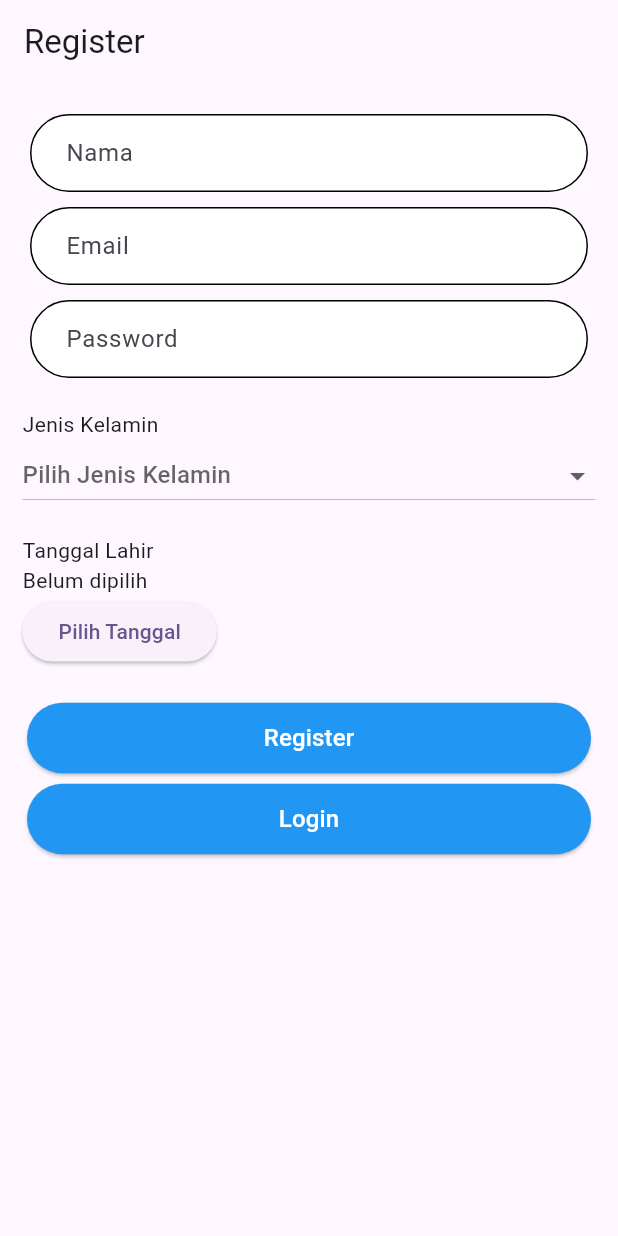
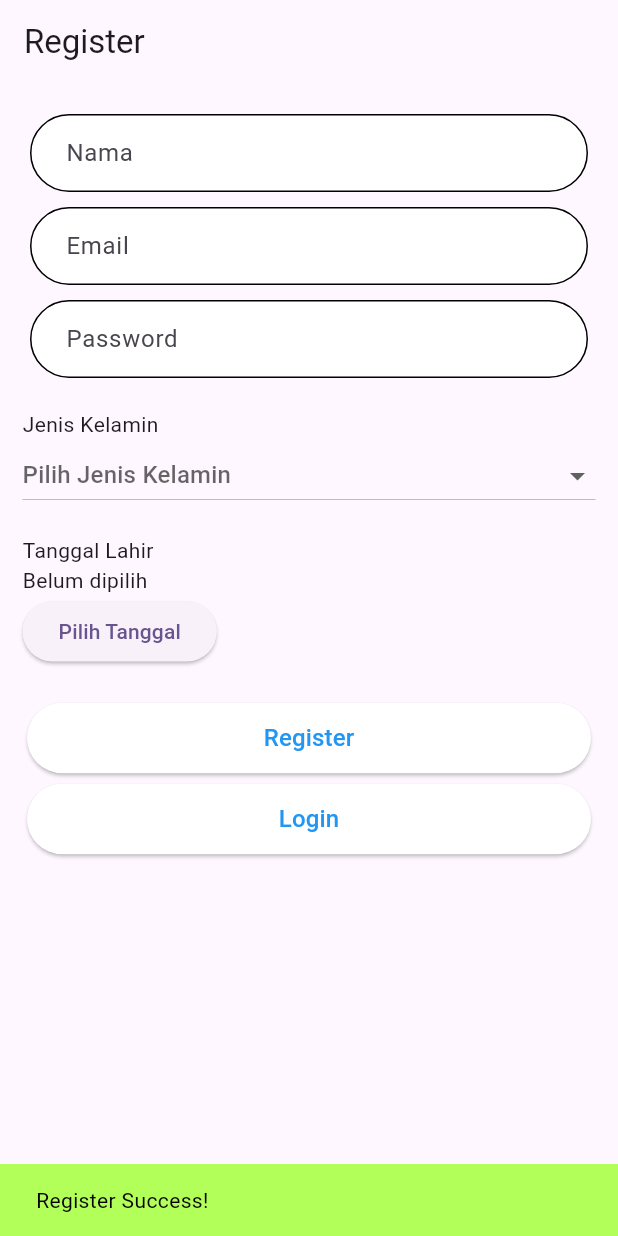
Before and after one commit to ddimadiii/MaPomodoro, a Flutter app: the screen it shows after launch, after a tap on "Register", on a phone screen of 412 x 824 dp. Run offline on Flutter 3.47's test engine with Material 3 defaults, Android fonts, the phone set to English and light mode, and no system bars.

Commit message:
fix/button route login and register

```diff
--- a/lib/button.dart
+++ b/lib/button.dart
@@ -10,7 +10,7 @@ class MyButton extends StatelessWidget {
     Key? key,
     required this.label,
     required this.onPressed,
-    this.color = Colors.blue,
+    this.color = Colors.white,
   }) : super(key: key);
 
   @override
@@ -24,7 +24,7 @@ class MyButton extends StatelessWidget {
           backgroundColor: color,
           padding: EdgeInsets.symmetric(horizontal: 24, vertical: 12),
         ),
-        child: Text(label, style: TextStyle(fontSize: 16, color: Colors.white)),
+        child: Text(label, style: TextStyle(fontSize: 16, color: Colors.blue)),
       ),
     );
   }
--- a/lib/register_page.dart
+++ b/lib/register_page.dart
@@ -1,4 +1,5 @@
 import 'package:flutter/material.dart';
+import 'package:pomodoro/login_page.dart';
 import 'button.dart';
 import 'wd_textfield.dart';
 
@@ -69,14 +70,37 @@ class _RegisterPageState extends State<RegisterPage> {
 
             SizedBox(height: 20),
             MyButton(label: 'Register', onPressed: _onRegister),
-            MyButton(label: 'Login', onPressed: () {}),
+            MyButton(label: 'Login', onPressed: _onLogin),
           ],
         ),
       ),
     );
   }
 
+  void _onLogin() {
+    Navigator.pushReplacement(
+      context,
+      MaterialPageRoute(builder: (context) => const LoginPage()),
+    );
+  }
+
   void _onRegister() {
+    ScaffoldMessenger.of(context).showSnackBar(
+      SnackBar(
+        backgroundColor: Colors.lightGreenAccent,
+        content: Text(
+          style: TextStyle(color: Colors.black),
+          'Register Success!',
+        ),
+        duration: Duration(seconds: 1),
+      ),
+    );
 
+    // Future.delayed(Duration(seconds: 1), () {
+    //   Navigator.pushReplacement(
+    //     context,
+    //     MaterialPageRoute(builder: (context) => const LoginPage()),
+    //   );
+    // });
   }
 }
```
Also changed, not shown: lib/login_page.dart (+11 -2 lines).
